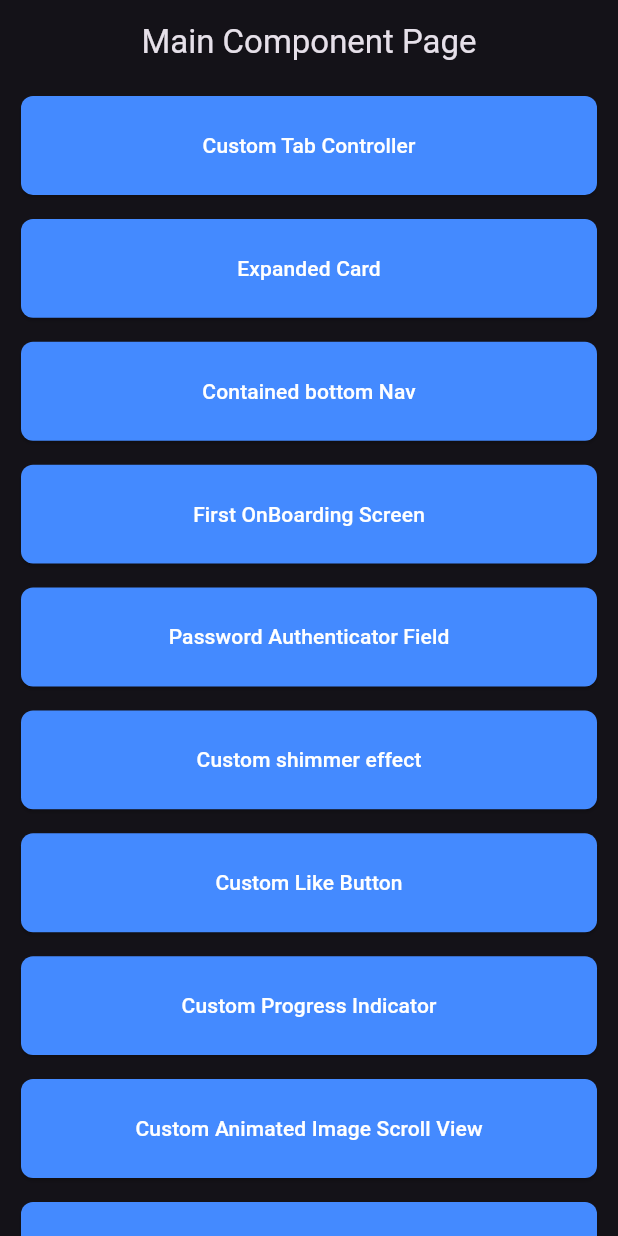
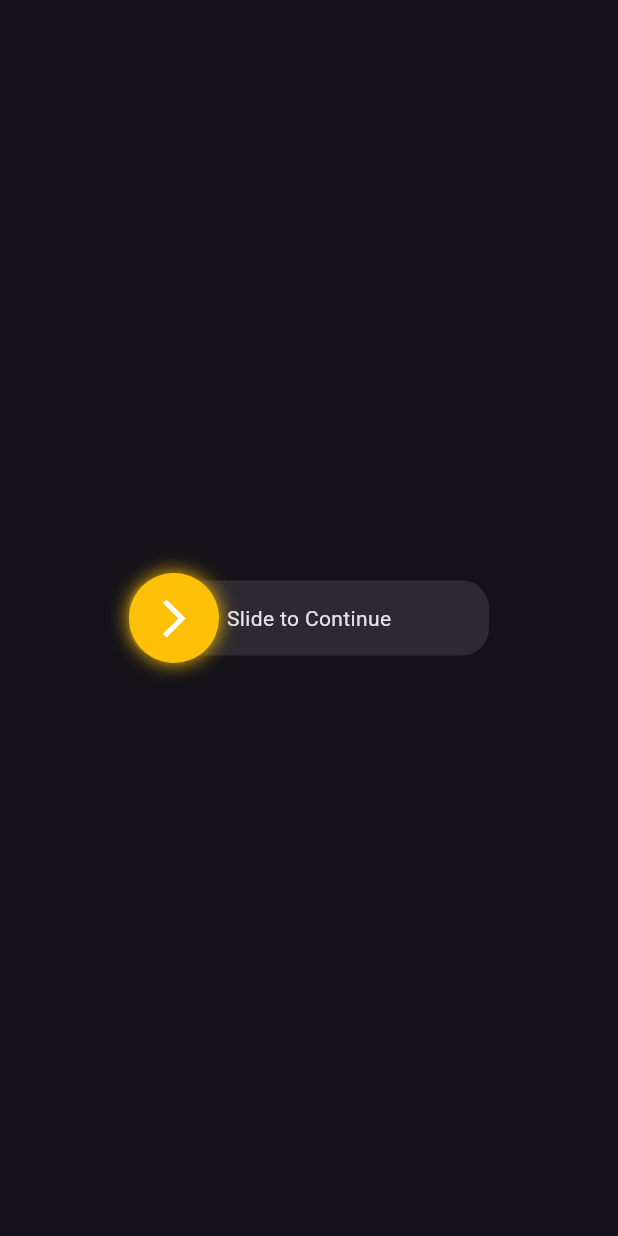
Before and after one commit to fahadazizz/Flutter_Components, a Flutter app: the screen it shows after launch, on a phone screen of 412 x 824 dp. Run offline on Flutter 3.47's test engine with Material 3 defaults, Android fonts, the phone set to English and light mode, and no system bars; our stand-ins replace google_fonts; missing offline and left inert: animated_carousel_scroller, fancy_animated_snackbar.

Commit message:
Custom Animated Slide Button

```diff
--- /dev/null
+++ b/lib/components/custom_animated_slide_button.dart
@@ -0,0 +1,192 @@
+import 'package:flutter/cupertino.dart';
+import 'package:flutter/material.dart';
+
+class CustomAnimatedSlideButton extends StatefulWidget {
+  final VoidCallback onPress;
+  final String afterSlideText;
+  final String? beforeSlideText;
+  final Color sliderBackColor;
+  final Color? sliderFrontColor;
+  final Color? beforeSlideColor;
+  final Color? afterSlideColor;
+  final Color? beforeSlideTextColor;
+  final Color? afterSlideTextColor;
+
+  CustomAnimatedSlideButton({
+    super.key,
+    required this.onPress,
+    required this.afterSlideText,
+    required this.afterSlideTextColor,
+    required this.afterSlideColor,
+    required this.sliderBackColor,
+    this.sliderFrontColor,
+    this.beforeSlideText,
+    this.beforeSlideTextColor,
+    this.beforeSlideColor,
+  });
+
+  @override
+  State<CustomAnimatedSlideButton> createState() =>
+      _CustomAnimatedSlideButtonState();
+}
+
+class _CustomAnimatedSlideButtonState extends State<CustomAnimatedSlideButton>
+    with TickerProviderStateMixin {
+  late AnimationController _animationController;
+  late Animation<Offset> _slideAnimation;
+  late Animation<Color?> _colorAnimation;
+  late Animation<double> _textOpacityAnimation;
+
+  double width = 240;
+  double _startDrag = 0;
+  double _dragOffset = 0;
+  bool _isDragging = false;
+
+  @override
+  void initState() {
+    super.initState();
+    _animationController = AnimationController(
+      vsync: this,
+      duration: const Duration(milliseconds: 200),
+    );
+
+    _slideAnimation = Tween<Offset>(
+      begin: Offset.zero,
+      end: Offset.zero,
+    ).animate(
+      CurvedAnimation(
+        parent: _animationController,
+        curve: Curves.easeInOut,
+      ),
+    );
+
+    _colorAnimation = ColorTween(
+            begin: Color.lerp(
+                widget.beforeSlideTextColor ?? Colors.white10, Colors.white, 0),
+            end: Color.lerp(Colors.white10, widget.afterSlideTextColor, 0.9))
+        .animate(
+      CurvedAnimation(parent: _animationController, curve: Curves.easeInOut),
+    );
+
+    _textOpacityAnimation = Tween<double>(begin: 1, end: 0).animate(
+        CurvedAnimation(parent: _animationController, curve: Curves.easeInOut));
+  }
+
+  @override
+  void dispose() {
+    _animationController.dispose();
+    super.dispose();
+  }
+
+  @override
+  Widget build(BuildContext context) {
+    return Scaffold(
+      body: Center(
+        child: Stack(
+          clipBehavior: Clip.none,
+          alignment: Alignment.centerLeft,
+          children: [
+            AnimatedBuilder(
+              animation: _animationController,
+              builder: (context, child) {
+                return Container(
+                  width: width,
+                  height: 50,
+                  decoration: BoxDecoration(
+                    color: _colorAnimation.value,
+                    borderRadius: BorderRadius.circular(18),
+                  ),
+                  alignment: Alignment.center,
+                  child: _isDragging
+                      ? Text(
+                          '${widget.afterSlideText}',
+                          style: TextStyle(
+                            color: widget.afterSlideColor,
+                            fontWeight: FontWeight.bold,
+                            fontSize: 18,
+                          ),
+                        )
+                      : FadeTransition(
+                          opacity: _textOpacityAnimation,
+                          child: Text(
+                              widget.beforeSlideText ?? 'Slide to Continue')),
+                );
+              },
+            ),
+            GestureDetector(
+              onHorizontalDragStart: (details) {
+                _startDrag = details.localPosition.dx;
+              },
+              onHorizontalDragUpdate: (details) {
+                setState(() {
+                  double _dragPercentage = _dragOffset / (width * 0.76);
+                  _dragOffset = (details.localPosition.dx - _startDrag)
+                      .clamp(0.0, width * 0.76); // Adjust max value as needed
+
+                  if (_dragPercentage > 0.5) {
+                    setState(() {
+                      _textOpacityAnimation =
+                          Tween<double>(begin: 1 - _dragPercentage, end: 0)
+                              .animate(CurvedAnimation(
+                                  parent: _animationController,
+                                  curve: Curves.easeInOut));
+                    });
+                  }
+                });
+              },
+              onHorizontalDragCancel: () {
+                setState(() {
+                  _dragOffset = 0;
+                  _animationController.reverse();
+                  _isDragging = false;
+                });
+              },
+              onHorizontalDragEnd: (details) {
+                setState(() {
+                  double _dragPercentage = _dragOffset / (width * 0.76);
+
+                  if (_dragPercentage > 0.99) {
+                    _animationController.forward();
+                    onPressCheck();
+                    _isDragging = true;
+                  } else {
+                    _animationController.reverse().whenComplete(() {
+                      _dragOffset = 0;
+                      _isDragging = false;
+                      _animationController.reverse();
+                    });
+                  }
+                });
+              },
+              child: Transform.translate(
+                offset: Offset(_dragOffset, 0),
+                child: Container(
+                  width: 60,
+                  height: 60,
+                  decoration: BoxDecoration(
+                      borderRadius: BorderRadius.circular(35),
+                      color: widget.sliderBackColor,
+                      boxShadow: [
+                        BoxShadow(
+                          color: widget.sliderBackColor,
+                          blurRadius: 10,
+                        )
+                      ]),
+                  alignment: Alignment.center,
+                  child: const Icon(
+                    Icons.arrow_forward_ios,
+                    size: 30,
+                  ),
+                ),
+              ),
+            ),
+          ],
+        ),
+      ),
+    );
+  }
+
+  void onPressCheck() {
+    widget.onPress();
+  }
+}
--- a/lib/main.dart
+++ b/lib/main.dart
@@ -4,6 +4,7 @@ import 'package:flutter/material.dart';
 import 'package:flutter_components/components/custom_animated_crousel_scroll.dart';
 import 'package:flutter_components/components/custom_animated_card.dart';
 import 'package:flutter_components/components/custom_animated_dialogbox.dart';
+import 'package:flutter_components/components/custom_animated_slide_button.dart';
 import 'package:flutter_components/components/custom_animated_snackbar.dart';
 import 'package:flutter_components/components/first_contained_bottom_navigation_bar.dart';
 import 'package:flutter_components/components/tab_base_navigation.dart';
@@ -30,6 +31,14 @@ class MyApp extends StatelessWidget {
 
   @override
   Widget build(BuildContext context) {
-    return MaterialApp(theme: ThemeData.dark(), home: const MainHomePage());
+    return MaterialApp(
+      theme: ThemeData.dark(),
+      home: CustomAnimatedSlideButton(
+          onPress: () {},
+          afterSlideText: 'Welcome',
+          afterSlideTextColor: Colors.black87,
+          afterSlideColor: Colors.white70,
+          sliderBackColor: Colors.amber),
+    );
   }
 }
```
